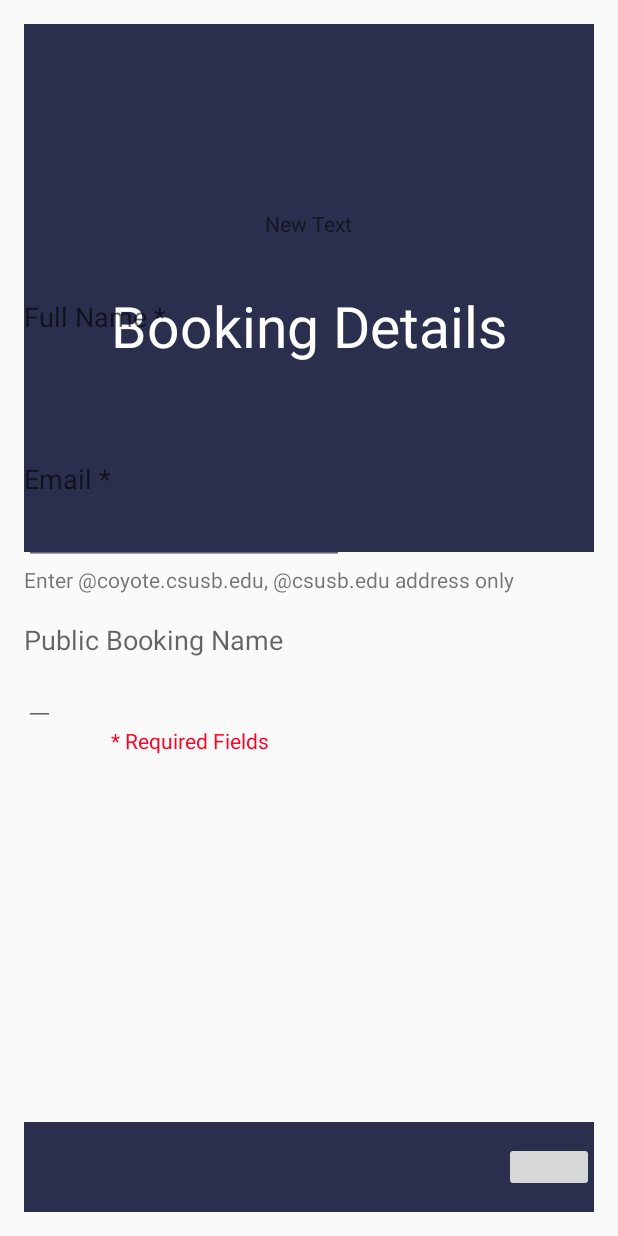
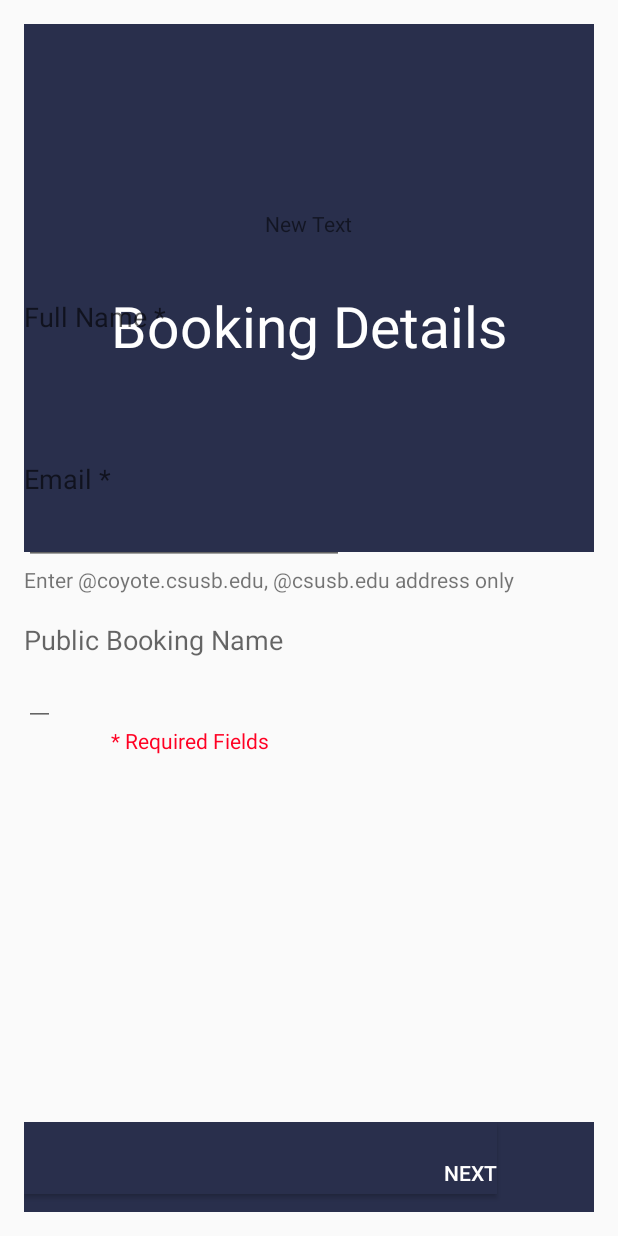
Before and after one commit to hashtagmike24/LibrarySpace, an Android app: the BookingActivity screen opened directly, with no data from a screen before it, on a phone screen of 412 x 824 dp. Run offline under Robolectric (Android 15) with nearby library versions, the phone set to English and light mode, and no system bars.

Commit message:
Added button links (Gabriel) and email popup (Mark)

```diff
--- a/LibrarySpace/app/src/main/res/layout/activity_booking.xml
+++ b/LibrarySpace/app/src/main/res/layout/activity_booking.xml
@@ -52,14 +52,16 @@
         android:id="@+id/tableRow"
         android:weightSum="1">
 
-        <ImageButton
+        <Button
             android:layout_width="wrap_content"
-            android:layout_height="33dp"
-            android:id="@+id/imageButton"
-            android:layout_weight="0.04"
-            android:layout_marginLeft="320dp"
-            android:layout_gravity="center"
-            android:src="@drawable/arrow" />
+            android:layout_height="wrap_content"
+            android:text="Next"
+            android:id="@+id/button"
+            android:textColor="#ffffffff"
+            android:background="#ff292f4c"
+            android:paddingTop="20dp"
+            android:paddingLeft="280dp"
+            android:onClick="mainButtonOnClick"/>
     </TableRow>
 
     <EditText
--- a/LibrarySpace/app/src/main/res/layout/activity_group.xml
+++ b/LibrarySpace/app/src/main/res/layout/activity_group.xml
@@ -5,7 +5,8 @@
     android:paddingTop="@dimen/activity_vertical_margin"
     android:paddingBottom="@dimen/activity_vertical_margin"
     tools:context="edu.csusb.libraryspace.GroupActivity"
-    android:background="#ff292f4c">
+    android:background="#ff292f4c"
+    android:onClick="conditionsButtonOnClick">
 
     <Button
         android:layout_width="fill_parent"
@@ -17,7 +18,7 @@
         android:layout_alignParentEnd="true"
         android:textColor="#ffffffff"
         android:background="#ff292f4c"
-        android:paddingLeft="300dp"
+        android:paddingLeft="270dp"
         android:nestedScrollingEnabled="true" />
 
     <CalendarView
--- a/LibrarySpace/app/src/main/res/layout/activity_individual.xml
+++ b/LibrarySpace/app/src/main/res/layout/activity_individual.xml
@@ -5,7 +5,8 @@
     android:paddingTop="@dimen/activity_vertical_margin"
     android:paddingBottom="@dimen/activity_vertical_margin"
     tools:context="edu.csusb.libraryspace.IndividualActivity"
-    android:background="#ff292f4c">
+    android:background="#ff292f4c"
+    android:onClick="conditionsButtonOnClick">
 
     <Button
         android:layout_width="fill_parent"
@@ -17,7 +18,7 @@
         android:layout_alignParentEnd="true"
         android:textColor="#ffffffff"
         android:background="#ff292f4c"
-        android:paddingLeft="300dp"
+        android:paddingLeft="270dp"
         android:nestedScrollingEnabled="true" />
 
     <CalendarView
--- a/LibrarySpace/app/src/main/res/layout/activity_main.xml
+++ b/LibrarySpace/app/src/main/res/layout/activity_main.xml
@@ -57,7 +57,8 @@
             android:textAllCaps="false"
             android:layout_marginBottom="-12dp"
             android:layout_weight="0.05"
-            android:background="#ffffffff" />
+            android:background="#ffffffff"
+            android:onClick="individualButtonOnClick" />
 
         <Button
             android:layout_width="match_parent"
@@ -68,7 +69,8 @@
             android:textSize="16dp"
             android:layout_weight="0.05"
             android:background="#ffffffff"
-            android:clickable="true" />
+            android:clickable="true"
+            android:onClick="multimediaButtonOnClick" />
 
     </LinearLayout>
 
--- a/LibrarySpace/app/src/main/res/layout/activity_multimedia.xml
+++ b/LibrarySpace/app/src/main/res/layout/activity_multimedia.xml
@@ -5,7 +5,8 @@
     android:paddingTop="@dimen/activity_vertical_margin"
     android:paddingBottom="@dimen/activity_vertical_margin"
     tools:context="edu.csusb.libraryspace.MultimediaActivity"
-    android:background="#ff292f4c">
+    android:background="#ff292f4c"
+    android:onClick="conditionsButtonOnClick">
 
     <Button
         android:layout_width="fill_parent"
@@ -17,7 +18,7 @@
         android:layout_alignParentEnd="true"
         android:textColor="#ffffffff"
         android:background="#ff292f4c"
-        android:paddingLeft="300dp"
+        android:paddingLeft="270dp"
         android:nestedScrollingEnabled="true" />
 
     <CalendarView
```
Also changed, not shown: LibrarySpace/app/src/main/java/edu/csusb/libraryspace/BookingActivity.java (+23 -0 lines), LibrarySpace/app/src/main/java/edu/csusb/libraryspace/ConditionsActivity.java (+13 -0 lines), LibrarySpace/app/src/main/java/edu/csusb/libraryspace/GroupActivity.java (+13 -0 lines), LibrarySpace/app/src/main/java/edu/csusb/libraryspace/IndividualActivity.java (+11 -0 lines), LibrarySpace/app/src/main/java/edu/csusb/libraryspace/MainActivity.java (+18 -0 lines), LibrarySpace/app/src/main/java/edu/csusb/libraryspace/MultimediaActivity.java (+11 -0 lines), LibrarySpace/app/src/main/res/layout/activity_conditions.xml (+9 -7 lines).
